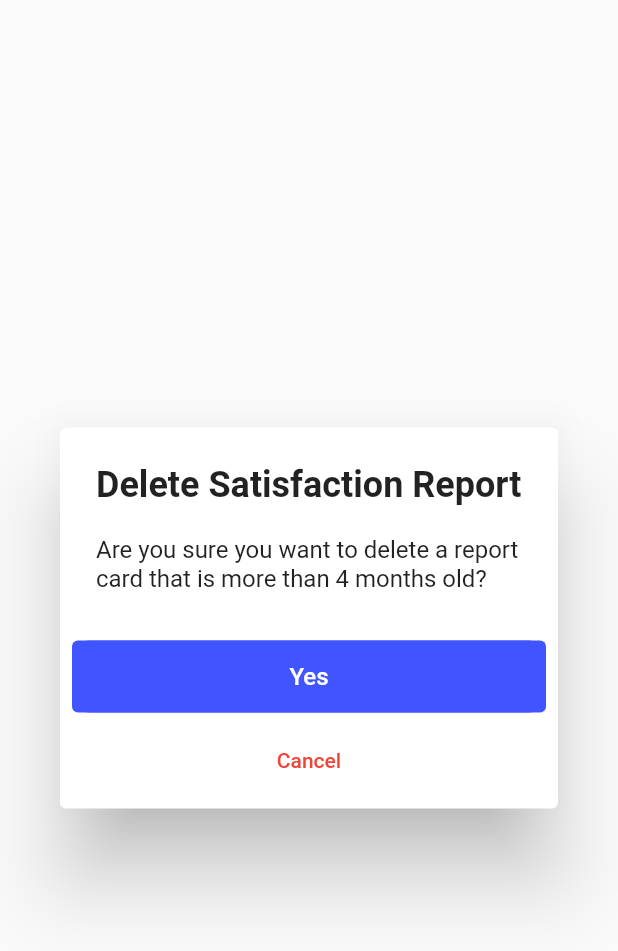
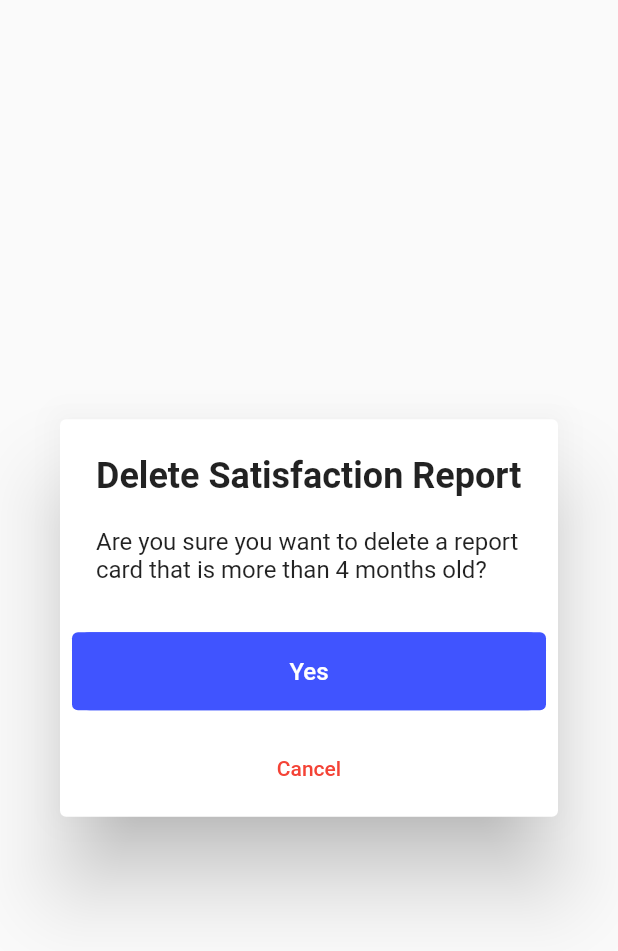
Before and after one commit to PPL-Waffar/iSaveit-flutter, a Flutter app: the DeleteFeedback screen opened directly, on a phone screen of 412 x 824 dp. Shown: the top 951 px of the screen. Run offline on Flutter 3.47's test engine with Material 2 defaults, Android fonts, the phone set to English and light mode, and no system bars; our stand-ins replace carousel_slider, currency_text_input_formatter, pie_chart, shared_preferences; accounts and stored records are empty.

Commit message:
[GREEN] Fix the delete test case

```diff
--- a/lib/page/profile/delete_satisfaction.dart
+++ b/lib/page/profile/delete_satisfaction.dart
@@ -4,11 +4,11 @@ import 'package:isaveit/page/profile/feedback.dart';
 class DeleteFeedback extends StatefulWidget {
   const DeleteFeedback({super.key});
   @override
-  // ignore: library_private_types_in_public_api
-  _DeleteFeedback createState() => _DeleteFeedback();
+
+  DeleteFeedbacks createState() => DeleteFeedbacks();
 }
 
-class _DeleteFeedback extends State<DeleteFeedback> {
+class DeleteFeedbacks extends State<DeleteFeedback> {
   @override
   Widget build(BuildContext context) {
     return Scaffold(
@@ -16,7 +16,6 @@ class _DeleteFeedback extends State<DeleteFeedback> {
       mainAxisAlignment: MainAxisAlignment.center,
       crossAxisAlignment: CrossAxisAlignment.center,
         children : <Widget>[
-
         AlertDialog(
           title: const Text('Delete Satisfaction Report', style: TextStyle(fontSize: 24, fontWeight: FontWeight.w700),),
           content: const Text('Are you sure you want to delete a report card that is more than 4 months old?'),
@@ -24,8 +23,8 @@ class _DeleteFeedback extends State<DeleteFeedback> {
             Column(
               children: [
             Container(
-              height: 48,
-              width: 327,
+          height: 52,
+          width: 384,
           decoration:BoxDecoration(borderRadius: BorderRadius.circular(12), color: const Color(0xff4054FF),),
           child: ElevatedButton(
                 style: ElevatedButton.styleFrom(
@@ -40,8 +39,10 @@ class _DeleteFeedback extends State<DeleteFeedback> {
               child: const Text('Yes', style: TextStyle(fontSize: 16, fontWeight: FontWeight.w500),
               )
               ),
+
         ),
-            const SizedBox(height: 8,),
+        const SizedBox(height: 15,),
+
         TextButton(
         // <-- TextButton
         onPressed: () {
```
Also changed, not shown: 1 other file. Lines whose indentation alone changed are shown as unchanged.
